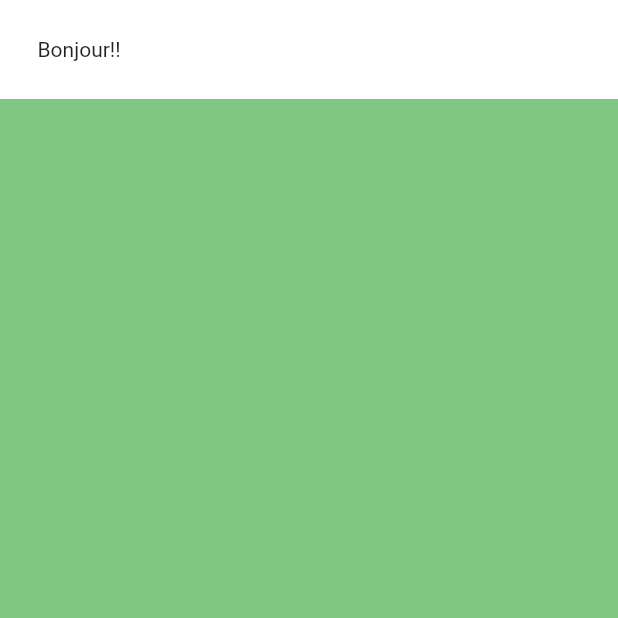
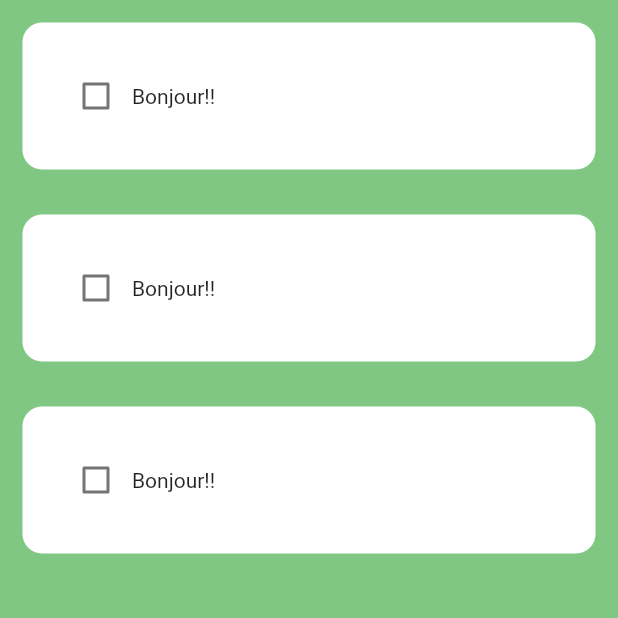
Before and after one commit to erdemgocen44/Calendar, a Flutter app: the screen it shows after launch, on a phone screen of 412 x 824 dp, the top half of it. Run offline on Flutter 3.47's test engine with Material 2 defaults, Android fonts, the phone set to English and light mode, and no system bars; our stand-ins replace flutter_heatmap_calendar.

Commit message:
habitTile commence

```diff
--- a/lib/core/habit_tile.dart
+++ b/lib/core/habit_tile.dart
@@ -5,12 +5,26 @@ class HabitTile extends StatelessWidget {
 
   @override
   Widget build(BuildContext context) {
-    return Container(
-      decoration: BoxDecoration(
-        color: Colors.white,
+    return Padding(
+      padding: const EdgeInsets.all(15.0),
+      child: Container(
+        decoration: BoxDecoration(
+          borderRadius: BorderRadius.circular(13),
+          color: Colors.white,
+        ),
+        padding: EdgeInsets.all(25),
+        child: Row(
+          //CheckBox
+
+          children: [
+            Checkbox(
+              value: false,
+              onChanged: ((value) {}),
+            ),
+            Text('Bonjour!!'),
+          ],
+        ),
       ),
-      padding: EdgeInsets.all(25),
-      child: Text('Bonjour!!'),
     );
   }
 }
--- a/lib/home_page.dart
+++ b/lib/home_page.dart
@@ -11,9 +11,9 @@ class HomePage extends StatelessWidget {
       backgroundColor: Colors.green[300],
       body: ListView(
         children: [
-          HabitTile(
-
-          ),
+          HabitTile(),
+          HabitTile(),
+          HabitTile(),
         ],
       ),
     );
```
